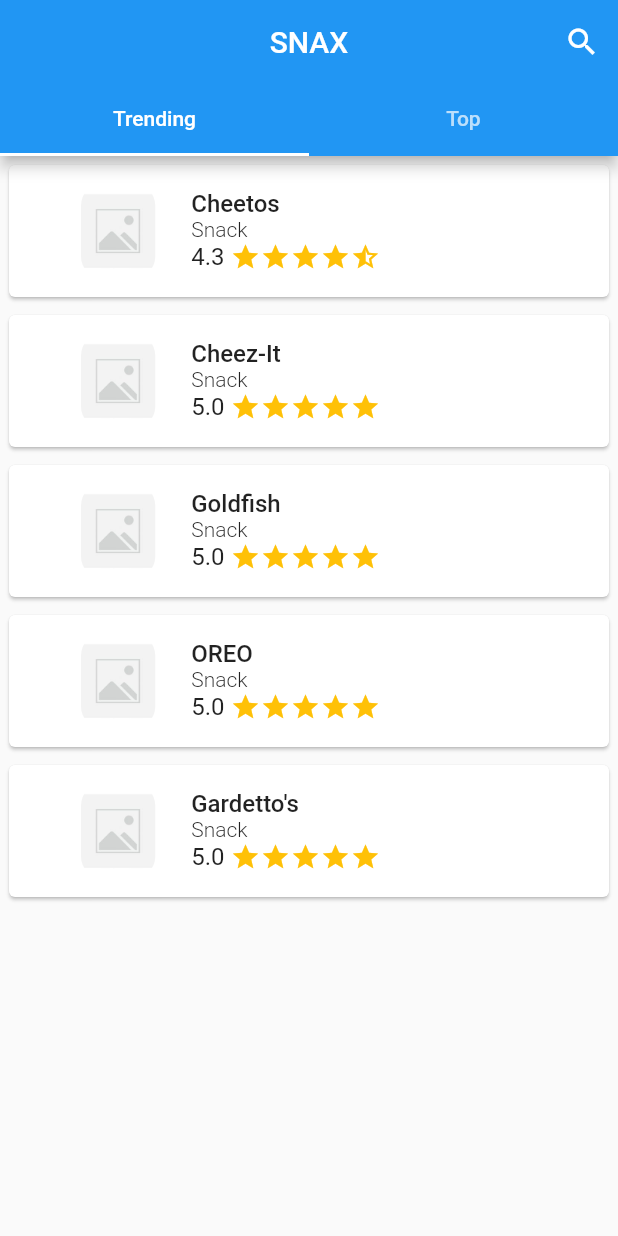
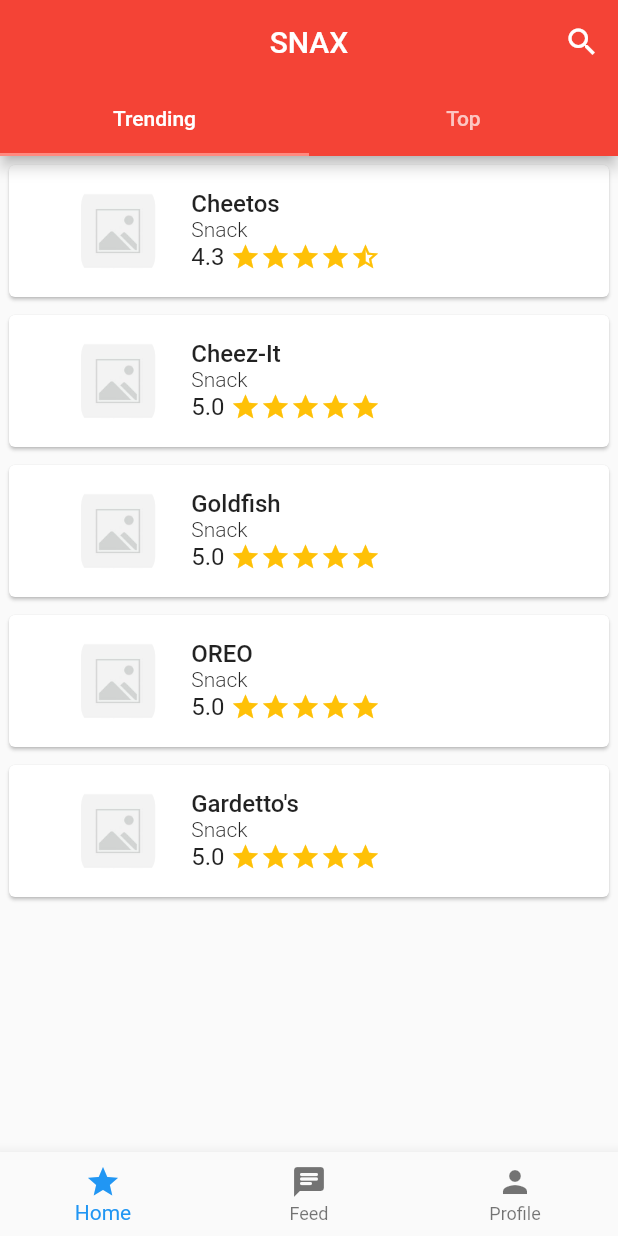
Before and after one commit to orifriesen/snax, a Flutter app: the screen it shows after launch, on a phone screen of 412 x 824 dp. Run offline on Flutter 3.47's test engine with Material 2 defaults, Android fonts, the light colour scheme and no system bars; drawn by our look-alikes of smooth_star_rating; missing offline and left inert: flappy_search_bar, number_display.

Commit message:
Added tabs with empty pages for other people

```diff
--- a/snax/lib/homePage/homePage.dart
+++ b/snax/lib/homePage/homePage.dart
@@ -3,14 +3,6 @@
 import 'package:snax/homePage/searchBar.dart';
 import 'package:snax/homePage/specificSnack.dart';
 import 'snackList.dart';
-
-class MyApp extends StatelessWidget {
-  @override
-  Widget build(BuildContext context) {
-    return MaterialApp(
-        home: DefaultTabController(length: 2, child: MainPage()));
-  }
-}
 
 class MainPage extends StatefulWidget {
   @override
--- a/snax/lib/main.dart
+++ b/snax/lib/main.dart
@@ -1,5 +1,17 @@
 import 'package:flutter/material.dart';
-import 'package:snax/homePage/homePage.dart';
+import 'package:snax/tabs.dart';
+
+class MyApp extends StatelessWidget {
+  @override
+  Widget build(BuildContext context) {
+    return MaterialApp(
+        theme: ThemeData(
+          primaryColor: Colors.red,
+          accentColor: Colors.redAccent[100]
+        ),
+        home: AppTabs());
+  }
+}
 
 void main() {
   runApp(MyApp());
--- /dev/null
+++ b/snax/lib/tabs.dart
@@ -0,0 +1,55 @@
+import 'package:flutter/material.dart';
+import 'package:snax/accountPage/accountPage.dart';
+import 'package:snax/feedPage/FeedPage.dart';
+import 'package:snax/homePage/homePage.dart';
+
+
+class AppTabs extends StatefulWidget {
+  @override
+  _AppTabsState createState() => _AppTabsState();
+
+
+}
+
+class _AppTabsState extends State<AppTabs> {
+
+  int _currentIndex = 0;
+
+  void onTabTapped(int index) {
+    setState(() {
+     _currentIndex = index;
+   });
+  }
+
+  @override
+  Widget build(BuildContext context) {
+    return DefaultTabController(
+      length: 3,
+      child: Scaffold(
+        bottomNavigationBar: BottomNavigationBar(
+          onTap: onTabTapped, // new
+       currentIndex: _currentIndex,
+          items: [
+         new BottomNavigationBarItem(
+           icon: Icon(Icons.star),
+           label: "Home",
+         ),
+         new BottomNavigationBarItem(
+           icon: Icon(Icons.chat_rounded),
+           label: "Feed",
+         ),
+         new BottomNavigationBarItem(
+           icon: Icon(Icons.person),
+           label: "Profile"
+         )
+       ],
+        ),
+          body: [
+            DefaultTabController(length: 2, child: MainPage()),
+            FeedPage(),
+            AccountPage()
+          ][_currentIndex],
+      ),
+    );
+  }
+}
```
Also changed, not shown: snax/lib/accountPage/accountPage.dart (added, +18 -0 lines), snax/lib/feedPage/feedPage.dart (added, +18 -0 lines), snax/pubspec.lock.
